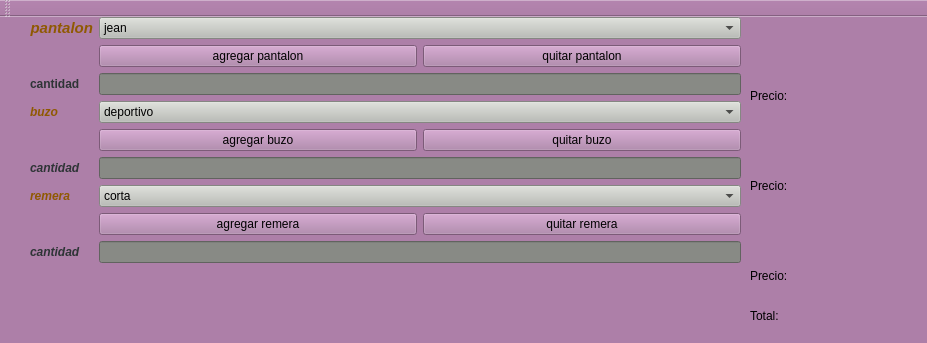
Qt form tiendaropa.ui (MateMar04/TP-Martia) before a commit.
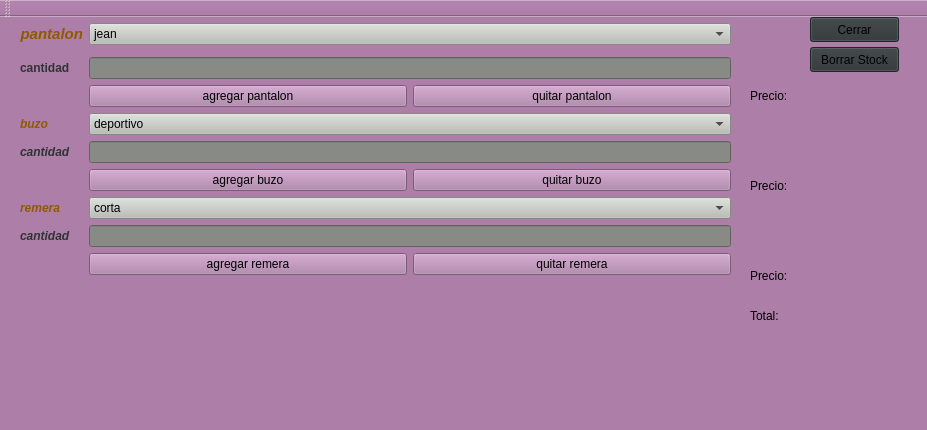
The same form after that commit.

The edit to the form file:
```diff
--- a/tiendaropa.ui
+++ b/tiendaropa.ui
@@ -7,19 +7,19 @@
     <x>0</x>
     <y>0</y>
     <width>927</width>
-    <height>343</height>
+    <height>430</height>
    </rect>
   </property>
   <property name="minimumSize">
    <size>
     <width>927</width>
-    <height>343</height>
+    <height>430</height>
    </size>
   </property>
   <property name="maximumSize">
    <size>
     <width>927</width>
-    <height>343</height>
+    <height>430</height>
    </size>
   </property>
   <property name="windowTitle">
@@ -30,51 +30,49 @@
 background-color: rgb(173, 127, 168);
 </string>
   </property>
+  <property name="iconSize">
+   <size>
+    <width>30</width>
+    <height>30</height>
+   </size>
+  </property>
   <widget class="QWidget" name="centralwidget">
    <widget class="QWidget" name="formLayoutWidget">
     <property name="geometry">
      <rect>
-      <x>30</x>
+      <x>20</x>
       <y>0</y>
       <width>711</width>
-      <height>299</height>
+      <height>363</height>
      </rect>
     </property>
     <layout class="QFormLayout" name="formLayout">
-     <item row="0" column="0">
-      <widget class="QLabel" name="label_2">
-       <property name="toolTip">
-        <string>&lt;html&gt;&lt;head/&gt;&lt;body&gt;&lt;p align=&quot;center&quot;&gt;&lt;br/&gt;&lt;/p&gt;&lt;/body&gt;&lt;/html&gt;</string>
-       </property>
-       <property name="text">
-        <string>&lt;!DOCTYPE HTML PUBLIC &quot;-//W3C//DTD HTML 4.0//EN&quot; &quot;http://www.w3.org/TR/REC-html40/strict.dtd&quot;&gt;
-&lt;html&gt;&lt;head&gt;&lt;meta name=&quot;qrichtext&quot; content=&quot;1&quot; /&gt;&lt;style type=&quot;text/css&quot;&gt;
-p, li { white-space: pre-wrap; }
-&lt;/style&gt;&lt;/head&gt;&lt;body style=&quot; font-family:'URW Gothic L'; font-size:11pt; font-weight:56; font-style:normal;&quot;&gt;
-&lt;p align=&quot;right&quot; style=&quot; margin-top:0px; margin-bottom:0px; margin-left:0px; margin-right:0px; -qt-block-indent:0; text-indent:0px;&quot;&gt;&lt;span style=&quot; font-weight:600; font-style:italic; color:#8f5902;&quot;&gt;pantalon&lt;/span&gt;&lt;/p&gt;&lt;/body&gt;&lt;/html&gt;</string>
-       </property>
-      </widget>
-     </item>
-     <item row="0" column="1">
-      <widget class="QComboBox" name="cb_pantalon">
-       <property name="styleSheet">
-        <string notr="true">background-color: rgb(186, 189, 182);</string>
-       </property>
-       <item>
-        <property name="text">
-         <string>jean</string>
-        </property>
-       </item>
-       <item>
-        <property name="text">
-         <string>short</string>
-        </property>
-       </item>
-      </widget>
-     </item>
      <item row="1" column="1">
-      <layout class="QGridLayout" name="gridLayout">
-       <item row="0" column="0">
+      <layout class="QGridLayout" name="gridLayout"/>
+     </item>
+     <item row="4" column="1">
+      <layout class="QHBoxLayout" name="horizontalLayout"/>
+     </item>
+     <item row="5" column="0">
+      <widget class="QLabel" name="label_6">
+       <property name="text">
+        <string>&lt;html&gt;&lt;head/&gt;&lt;body&gt;&lt;p&gt;&lt;span style=&quot; font-weight:600; color:#2e3436;&quot;&gt;cantidad&lt;/span&gt;&lt;/p&gt;&lt;/body&gt;&lt;/html&gt;</string>
+       </property>
+      </widget>
+     </item>
+     <item row="5" column="1">
+      <widget class="QLineEdit" name="le_cant_pantalon">
+       <property name="styleSheet">
+        <string notr="true">background-color: rgb(136, 138, 133);</string>
+       </property>
+       <property name="inputMask">
+        <string>999</string>
+       </property>
+      </widget>
+     </item>
+     <item row="7" column="1">
+      <layout class="QHBoxLayout" name="horizontalLayout_6">
+       <item>
         <widget class="QPushButton" name="pb_agregar_pantalon">
          <property name="styleSheet">
           <string notr="true">background-color: rgb(173, 127, 168);</string>
@@ -84,7 +82,7 @@
          </property>
         </widget>
        </item>
-       <item row="0" column="1">
+       <item>
         <widget class="QPushButton" name="pb_quitar_pantalon">
          <property name="styleSheet">
           <string notr="true">background-color: rgb(136, 138, 133);
@@ -97,14 +95,14 @@
        </item>
       </layout>
      </item>
-     <item row="3" column="0">
+     <item row="9" column="0">
       <widget class="QLabel" name="label_4">
        <property name="text">
         <string>&lt;html&gt;&lt;head/&gt;&lt;body&gt;&lt;p align=&quot;right&quot;&gt;&lt;span style=&quot; font-weight:600; font-style:italic; color:#8f5902;&quot;&gt;buzo&lt;/span&gt;&lt;/p&gt;&lt;/body&gt;&lt;/html&gt;</string>
        </property>
       </widget>
      </item>
-     <item row="3" column="1">
+     <item row="9" column="1">
       <widget class="QComboBox" name="cb_buzo">
        <property name="styleSheet">
         <string notr="true">background-color: rgb(186, 189, 182);</string>
@@ -121,14 +119,52 @@
        </item>
       </widget>
      </item>
-     <item row="6" column="0">
+     <item row="12" column="0">
+      <widget class="QLabel" name="label_5">
+       <property name="text">
+        <string>&lt;html&gt;&lt;head/&gt;&lt;body&gt;&lt;p&gt;&lt;span style=&quot; font-weight:600; font-style:italic; color:#2e3436;&quot;&gt;cantidad&lt;/span&gt;&lt;/p&gt;&lt;/body&gt;&lt;/html&gt;</string>
+       </property>
+      </widget>
+     </item>
+     <item row="12" column="1">
+      <widget class="QLineEdit" name="le_cant_buzo">
+       <property name="styleSheet">
+        <string notr="true">background-color: rgb(136, 138, 133);</string>
+       </property>
+       <property name="inputMask">
+        <string>999</string>
+       </property>
+       <property name="text">
+        <string/>
+       </property>
+      </widget>
+     </item>
+     <item row="14" column="1">
+      <layout class="QHBoxLayout" name="horizontalLayout_2">
+       <item>
+        <widget class="QPushButton" name="pb_agregar_buzo">
+         <property name="text">
+          <string>agregar buzo</string>
+         </property>
+        </widget>
+       </item>
+       <item>
+        <widget class="QPushButton" name="pb_quitar_buzo">
+         <property name="text">
+          <string>quitar buzo</string>
+         </property>
+        </widget>
+       </item>
+      </layout>
+     </item>
+     <item row="15" column="0">
       <widget class="QLabel" name="label_3">
        <property name="text">
         <string>&lt;html&gt;&lt;head/&gt;&lt;body&gt;&lt;p align=&quot;right&quot;&gt;&lt;span style=&quot; font-weight:600; font-style:italic; color:#8f5902;&quot;&gt;remera&lt;/span&gt;&lt;/p&gt;&lt;/body&gt;&lt;/html&gt;</string>
        </property>
       </widget>
      </item>
-     <item row="6" column="1">
+     <item row="15" column="1">
       <widget class="QComboBox" name="cb_remera">
        <property name="styleSheet">
         <string notr="true">background-color: rgb(186, 189, 182);</string>
@@ -145,14 +181,14 @@
        </item>
       </widget>
      </item>
-     <item row="8" column="0">
+     <item row="17" column="0">
       <widget class="QLabel" name="cantidad">
        <property name="text">
         <string>&lt;html&gt;&lt;head/&gt;&lt;body&gt;&lt;p&gt;&lt;span style=&quot; font-weight:600; font-style:italic; color:#2e3436;&quot;&gt;cantidad&lt;/span&gt;&lt;/p&gt;&lt;/body&gt;&lt;/html&gt;</string>
        </property>
       </widget>
      </item>
-     <item row="8" column="1">
+     <item row="17" column="1">
       <widget class="QLineEdit" name="le_cant_remera">
        <property name="styleSheet">
         <string notr="true">
@@ -166,26 +202,8 @@
        </property>
       </widget>
      </item>
-     <item row="4" column="1">
-      <layout class="QHBoxLayout" name="horizontalLayout">
-       <item>
-        <widget class="QPushButton" name="pb_agregar_buzo">
-         <property name="text">
-          <string>agregar buzo</string>
-         </property>
-        </widget>
-       </item>
-       <item>
-        <widget class="QPushButton" name="pb_quitar_buzo">
-         <property name="text">
-          <string>quitar buzo</string>
-         </property>
-        </widget>
-       </item>
-      </layout>
-     </item>
-     <item row="7" column="1">
-      <layout class="QHBoxLayout" name="horizontalLayout_2">
+     <item row="18" column="1">
+      <layout class="QHBoxLayout" name="horizontalLayout_4">
        <item>
         <widget class="QPushButton" name="pb_agregar_remera">
          <property name="text">
@@ -202,40 +220,34 @@
        </item>
       </layout>
      </item>
-     <item row="5" column="0">
-      <widget class="QLabel" name="label_5">
-       <property name="text">
-        <string>&lt;html&gt;&lt;head/&gt;&lt;body&gt;&lt;p&gt;&lt;span style=&quot; font-weight:600; font-style:italic; color:#2e3436;&quot;&gt;cantidad&lt;/span&gt;&lt;/p&gt;&lt;/body&gt;&lt;/html&gt;</string>
-       </property>
-      </widget>
-     </item>
-     <item row="2" column="0">
-      <widget class="QLabel" name="label_6">
-       <property name="text">
-        <string>&lt;html&gt;&lt;head/&gt;&lt;body&gt;&lt;p&gt;&lt;span style=&quot; font-weight:600; color:#2e3436;&quot;&gt;cantidad&lt;/span&gt;&lt;/p&gt;&lt;/body&gt;&lt;/html&gt;</string>
-       </property>
-      </widget>
-     </item>
-     <item row="5" column="1">
-      <widget class="QLineEdit" name="le_cant_buzo">
+     <item row="3" column="1">
+      <widget class="QComboBox" name="cb_pantalon">
        <property name="styleSheet">
-        <string notr="true">background-color: rgb(136, 138, 133);</string>
+        <string notr="true">background-color: rgb(186, 189, 182);</string>
        </property>
-       <property name="inputMask">
-        <string>999</string>
-       </property>
-       <property name="text">
-        <string/>
-       </property>
+       <item>
+        <property name="text">
+         <string>jean</string>
+        </property>
+       </item>
+       <item>
+        <property name="text">
+         <string>short</string>
+        </property>
+       </item>
       </widget>
      </item>
-     <item row="2" column="1">
-      <widget class="QLineEdit" name="le_cant_pantalon">
-       <property name="styleSheet">
-        <string notr="true">background-color: rgb(136, 138, 133);</string>
+     <item row="3" column="0">
+      <widget class="QLabel" name="label_2">
+       <property name="toolTip">
+        <string>&lt;html&gt;&lt;head/&gt;&lt;body&gt;&lt;p align=&quot;center&quot;&gt;&lt;br/&gt;&lt;/p&gt;&lt;/body&gt;&lt;/html&gt;</string>
        </property>
-       <property name="inputMask">
-        <string>999</string>
+       <property name="text">
+        <string>&lt;!DOCTYPE HTML PUBLIC &quot;-//W3C//DTD HTML 4.0//EN&quot; &quot;http://www.w3.org/TR/REC-html40/strict.dtd&quot;&gt;
+&lt;html&gt;&lt;head&gt;&lt;meta name=&quot;qrichtext&quot; content=&quot;1&quot; /&gt;&lt;style type=&quot;text/css&quot;&gt;
+p, li { white-space: pre-wrap; }
+&lt;/style&gt;&lt;/head&gt;&lt;body style=&quot; font-family:'URW Gothic L'; font-size:11pt; font-weight:56; font-style:normal;&quot;&gt;
+&lt;p align=&quot;right&quot; style=&quot; margin-top:0px; margin-bottom:0px; margin-left:0px; margin-right:0px; -qt-block-indent:0; text-indent:0px;&quot;&gt;&lt;span style=&quot; font-weight:600; font-style:italic; color:#8f5902;&quot;&gt;pantalon&lt;/span&gt;&lt;/p&gt;&lt;/body&gt;&lt;/html&gt;</string>
        </property>
       </widget>
      </item>
@@ -358,6 +370,42 @@
      <string/>
     </property>
    </widget>
+   <widget class="QPushButton" name="pushButton">
+    <property name="geometry">
+     <rect>
+      <x>810</x>
+      <y>0</y>
+      <width>89</width>
+      <height>25</height>
+     </rect>
+    </property>
+    <property name="styleSheet">
+     <string notr="true">
+background-color: rgb(46, 52, 54);
+</string>
+    </property>
+    <property name="text">
+     <string>Cerrar</string>
+    </property>
+   </widget>
+   <widget class="QPushButton" name="pushButton_2">
+    <property name="geometry">
+     <rect>
+      <x>810</x>
+      <y>30</y>
+      <width>89</width>
+      <height>25</height>
+     </rect>
+    </property>
+    <property name="styleSheet">
+     <string notr="true">
+background-color: rgb(46, 52, 54);
+</string>
+    </property>
+    <property name="text">
+     <string>Borrar Stock</string>
+    </property>
+   </widget>
   </widget>
   <widget class="QStatusBar" name="statusbar"/>
   <widget class="QToolBar" name="toolBar">
```
Left out of the diff: 114 changed lines with no effect on the pictures.
